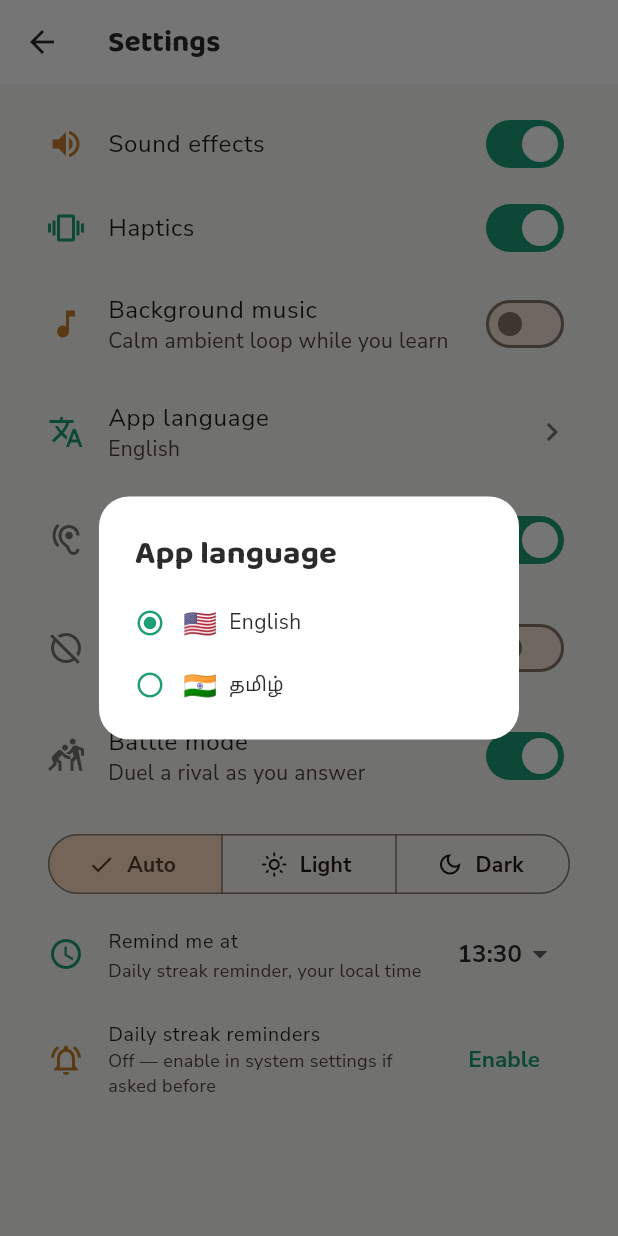
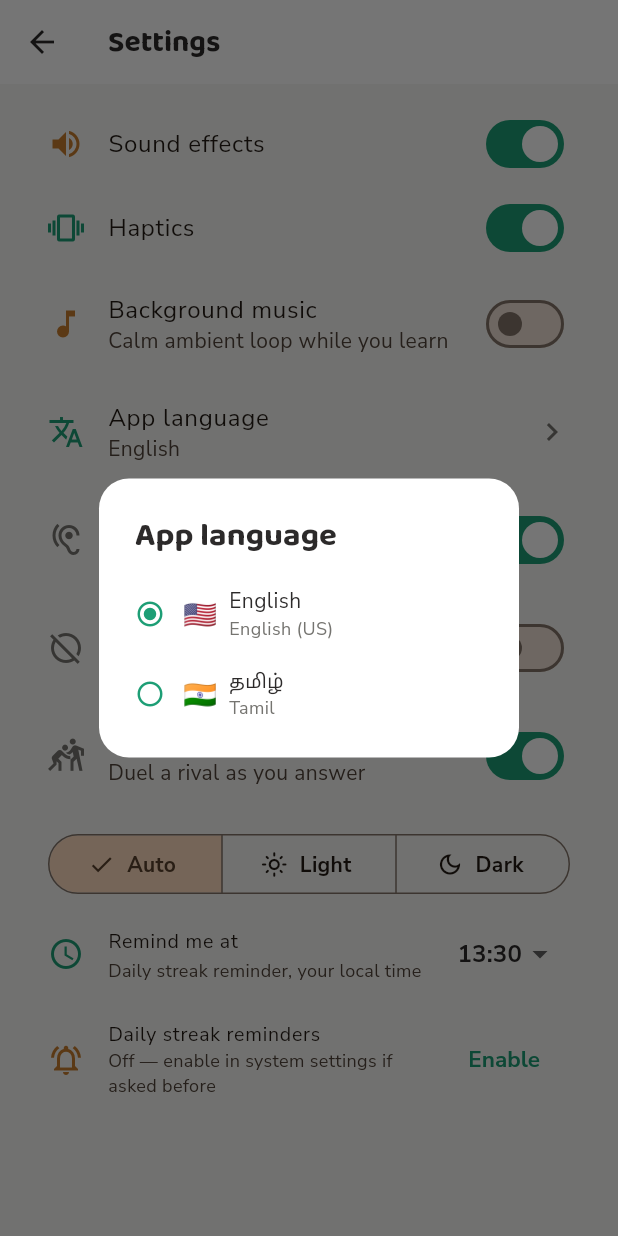
Before and after one commit to globalonlinedeveloper/ratel, a Flutter app: the SettingsScreen screen opened directly, after a tap on "App language", on a phone screen of 412 x 824 dp. Run offline on Flutter 3.47's test engine with Material 3 defaults, Android fonts, the light colour scheme and no system bars; our stand-ins replace audioplayers, firebase_analytics, firebase_core, firebase_crashlytics, firebase_messaging, flutter_tts and 4 more; missing offline and left inert: dart:js_interop; accounts and stored records are empty.

Commit message:
Inc 200: picker shows English name under native name (keep flags)
- Locales.englishNameFor(code): stable in-code map of English language names
  for all 51 enabled locales (mirrors flagFor); returns '' for unknown codes.
- settings_screen language dialog row: native name on top, English name as a
  muted subtitle (skipped when equal, e.g. the English/en-* variants). Flags
  unchanged - repeated India flag is intentional (personal/national connect).
- tests: englishNameFor unit cases + picker asserts the English subtitle.

```diff
--- a/lib/locales.dart
+++ b/lib/locales.dart
@@ -88,6 +88,31 @@ class Locales {
     return m[code] ?? '\u{1F3F3}\u{FE0F}';
   }
 
+  /// Inc 200 — English display name for a locale code (picker SUBTITLE under
+  /// the native name). Mirrors [flagFor]: a stable in-code map; a code absent
+  /// here returns '' (the row then shows its native name only). Variants carry
+  /// a parenthetical region/script so they read distinctly.
+  static String englishNameFor(String code) {
+    const m = <String, String>{
+      'en': 'English (US)', 'en-GB': 'English (UK)', 'en-IN': 'English (India)',
+      'en-AU': 'English (Australia)', 'es': 'Spanish', 'es-US': 'Spanish (US)',
+      'fr': 'French', 'fr-CA': 'French (Canada)', 'nl': 'Dutch',
+      'nl-BE': 'Dutch (Belgium)', 'de': 'German', 'it': 'Italian',
+      'pt': 'Portuguese', 'ru': 'Russian', 'uk': 'Ukrainian', 'pl': 'Polish',
+      'cs': 'Czech', 'sk': 'Slovak', 'sl': 'Slovenian', 'hr': 'Croatian',
+      'sr': 'Serbian', 'bg': 'Bulgarian', 'ro': 'Romanian', 'el': 'Greek',
+      'hu': 'Hungarian', 'fi': 'Finnish', 'sv': 'Swedish', 'da': 'Danish',
+      'nb': 'Norwegian', 'et': 'Estonian', 'lt': 'Lithuanian', 'lv': 'Latvian',
+      'tr': 'Turkish', 'id': 'Indonesian', 'sw': 'Swahili', 'vi': 'Vietnamese',
+      'th': 'Thai', 'ja': 'Japanese', 'ko': 'Korean', 'zh': 'Chinese',
+      'yue': 'Cantonese', 'hi': 'Hindi', 'ta': 'Tamil',
+      'ta-Latn': 'Tamil (Latin)', 'te': 'Telugu', 'kn': 'Kannada',
+      'ml': 'Malayalam', 'mr': 'Marathi', 'gu': 'Gujarati', 'bn': 'Bengali',
+      'pa': 'Punjabi',
+    };
+    return m[code] ?? '';
+  }
+
   void debugSet(List<LocaleEntry> e) => enabled = e;
 
   /// Test seam: set the fallback chain without a network.
--- a/lib/screens/settings_screen.dart
+++ b/lib/screens/settings_screen.dart
@@ -75,7 +75,20 @@ class _SettingsScreenState extends State<SettingsScreen> {
                   Text(Locales.flagFor(e.code),
                       style: const TextStyle(fontSize: 18)),
                   const SizedBox(width: RatelSpacing.sm),
-                  Expanded(child: Text(e.nativeName)),
+                  Expanded(
+                    child: Column(
+                      crossAxisAlignment: CrossAxisAlignment.start,
+                      mainAxisSize: MainAxisSize.min,
+                      children: [
+                        Text(e.nativeName),
+                        if (Locales.englishNameFor(e.code).isNotEmpty &&
+                            Locales.englishNameFor(e.code) != e.nativeName)
+                          Text(Locales.englishNameFor(e.code),
+                              style: const TextStyle(
+                                  fontSize: 12, color: RatelColors.textMuted)),
+                      ],
+                    ),
+                  ),
                 ],
               ),
             ),
```
Also changed, not shown: 2 other files.
